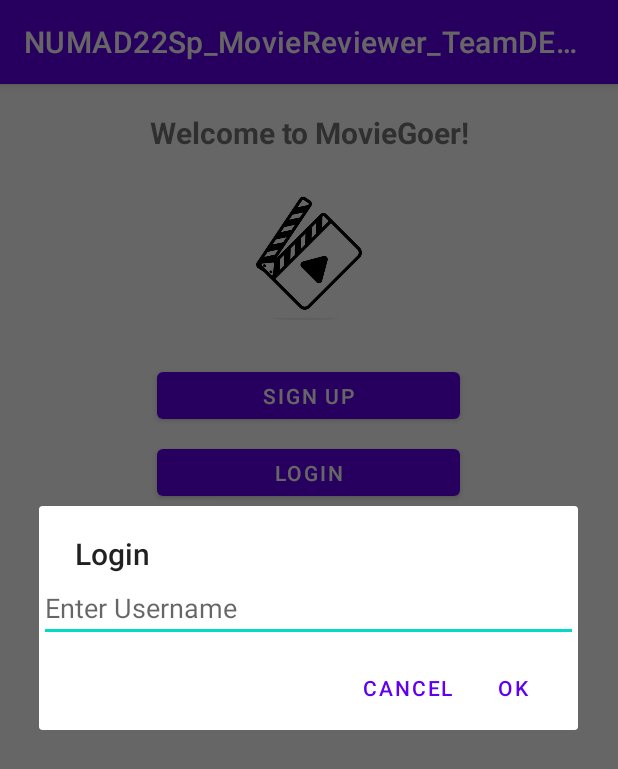
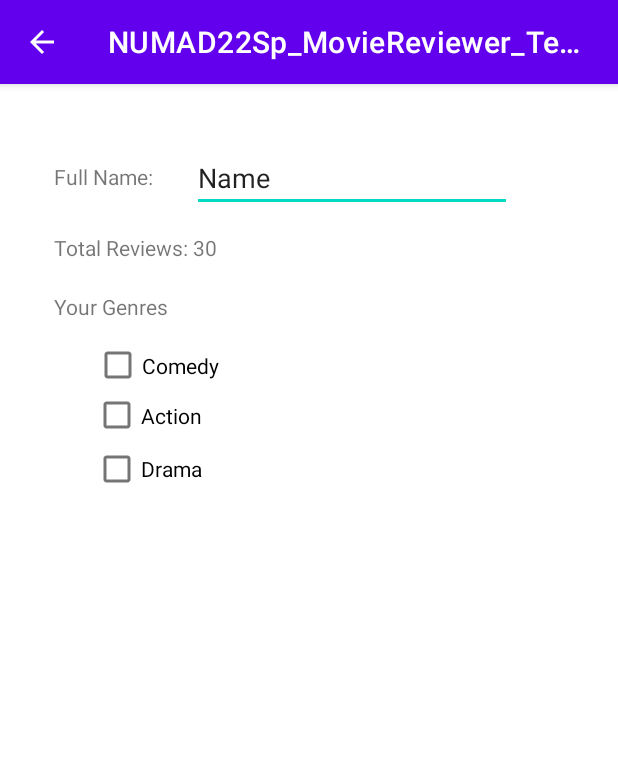
Before and after one commit to eshwaribhide/Movie-Reviewer-Android-App, an Android app: the screen it shows after launch (MainActivity before the commit, ProfilePageActivity after it), after a tap on "LOGIN", on a phone screen of 412 x 824 dp. Shown: the top 769 px of the screen. Run offline under Robolectric (Android 15) with nearby library versions, the phone set to English and light mode, and no system bars.

Commit message:
Basics for profile page

```diff
--- a/app/src/main/AndroidManifest.xml
+++ b/app/src/main/AndroidManifest.xml
@@ -9,7 +9,15 @@
         android:roundIcon="@mipmap/ic_launcher_round"
         android:supportsRtl="true"
         android:theme="@style/Theme.NUMAD22Sp_MovieReviewer_TeamDEDJ">
-        <activity android:name=".MainActivity"
+        <activity android:name=".ProfilePageActivity"
+            android:parentActivityName=".MainActivity">
+            <!-- The meta-data tag is required if you support API level 15 and lower -->
+            <meta-data
+                android:name="android.support.PARENT_ACTIVITY"
+                android:value=".MainActivity" />
+        </activity>
+        <activity
+            android:name=".MainActivity"
             android:exported="true">
             <intent-filter>
                 <action android:name="android.intent.action.MAIN" />
--- a/app/src/main/java/edu/neu/madcourse/numad22sp_moviereviewer_teamdedj/MainActivity.java
+++ b/app/src/main/java/edu/neu/madcourse/numad22sp_moviereviewer_teamdedj/MainActivity.java
@@ -23,31 +23,33 @@ public class MainActivity extends AppCompatActivity {
     }
 
     public void loginButtonOnClick(View view) {
+        Intent intent = new Intent(this, ProfilePageActivity.class);
+        startActivity(intent);
 
-        /////////////////This dialog is for login/////////////////
-        AlertDialog.Builder alertDialogBuilder = new AlertDialog.Builder(this);
-        alertDialogBuilder.setTitle("Login");
-
-        LinearLayout layout = new LinearLayout(this);
-        layout.setOrientation(LinearLayout.VERTICAL);
-
-        final EditText editUsername = new EditText(this);
-        editUsername.setHint("Enter Username");
-        layout.addView(editUsername);
-
-        editUsername.setTextColor(Color.parseColor("#9C27B0"));
-
-        alertDialogBuilder.setView(layout);
-        alertDialogBuilder.setPositiveButton("OK", (dialog, whichButton) -> {
-            // Would go to Feed screen
-        });
-
-        alertDialogBuilder.setNegativeButton("Cancel", (dialog, whichButton) -> {
-        });
-
-        AlertDialog alertDialog = alertDialogBuilder.create();
-
-        alertDialog.show();
+//        /////////////////This dialog is for login/////////////////
+//        AlertDialog.Builder alertDialogBuilder = new AlertDialog.Builder(this);
+//        alertDialogBuilder.setTitle("Login");
+//
+//        LinearLayout layout = new LinearLayout(this);
+//        layout.setOrientation(LinearLayout.VERTICAL);
+//
+//        final EditText editUsername = new EditText(this);
+//        editUsername.setHint("Enter Username");
+//        layout.addView(editUsername);
+//
+//        editUsername.setTextColor(Color.parseColor("#9C27B0"));
+//
+//        alertDialogBuilder.setView(layout);
+//        alertDialogBuilder.setPositiveButton("OK", (dialog, whichButton) -> {
+//            // Would go to Feed screen
+//        });
+//
+//        alertDialogBuilder.setNegativeButton("Cancel", (dialog, whichButton) -> {
+//        });
+//
+//        AlertDialog alertDialog = alertDialogBuilder.create();
+//
+//        alertDialog.show();
 
     }
 
@@ -94,6 +96,7 @@ public class MainActivity extends AppCompatActivity {
         alertDialogBuilder.setView(layout);
         alertDialogBuilder.setPositiveButton("OK", (dialog, whichButton) -> {
             // Would go to Feed screen
+            // If username is taken need to display an error
         });
 
         alertDialogBuilder.setNegativeButton("Cancel", (dialog, whichButton) -> {
--- /dev/null
+++ b/app/src/main/java/edu/neu/madcourse/numad22sp_moviereviewer_teamdedj/ProfilePageActivity.java
@@ -0,0 +1,17 @@
+package edu.neu.madcourse.numad22sp_moviereviewer_teamdedj;
+
+import androidx.appcompat.app.AppCompatActivity;
+
+import android.os.Bundle;
+
+public class ProfilePageActivity extends AppCompatActivity {
+
+    // in db storing username, full name, genres, total reviews, and badge status (start with bronze, just store the drawable name),
+    // which can
+    // be retrieved with the username key. so when signing up need to control duplicate users.
+    @Override
+    protected void onCreate(Bundle savedInstanceState) {
+        super.onCreate(savedInstanceState);
+        setContentView(R.layout.activity_profile_page);
+    }
+}
--- /dev/null
+++ b/app/src/main/res/layout/activity_profile_page.xml
@@ -0,0 +1,84 @@
+<?xml version="1.0" encoding="utf-8"?>
+<androidx.constraintlayout.widget.ConstraintLayout xmlns:android="http://schemas.android.com/apk/res/android"
+    xmlns:app="http://schemas.android.com/apk/res-auto"
+    xmlns:tools="http://schemas.android.com/tools"
+    android:layout_width="match_parent"
+    android:layout_height="match_parent"
+    tools:context=".ProfilePageActivity">
+
+    <TextView
+        android:id="@+id/fullName"
+        android:layout_width="wrap_content"
+        android:layout_height="wrap_content"
+        android:layout_marginStart="36dp"
+        android:layout_marginTop="52dp"
+        android:text="Full Name:"
+        app:layout_constraintStart_toStartOf="parent"
+        app:layout_constraintTop_toTopOf="parent" />
+
+    <EditText
+        android:id="@+id/editTextTextPersonName"
+        android:layout_width="wrap_content"
+        android:layout_height="wrap_content"
+        android:layout_marginStart="128dp"
+        android:layout_marginTop="40dp"
+        android:ems="10"
+        android:inputType="textPersonName"
+        android:text="Name"
+        app:layout_constraintStart_toStartOf="parent"
+        app:layout_constraintTop_toTopOf="parent" />
+
+    <TextView
+        android:id="@+id/totalReviews"
+        android:layout_width="wrap_content"
+        android:layout_height="wrap_content"
+        android:layout_marginStart="36dp"
+        android:layout_marginTop="28dp"
+        android:text="Total Reviews: 30"
+        app:layout_constraintStart_toStartOf="parent"
+        app:layout_constraintTop_toBottomOf="@+id/fullName" />
+
+    <TextView
+        android:id="@+id/genres"
+        android:layout_width="wrap_content"
+        android:layout_height="wrap_content"
+        android:layout_marginStart="36dp"
+        android:layout_marginTop="20dp"
+        android:text="Your Genres"
+        app:layout_constraintStart_toStartOf="parent"
+        app:layout_constraintTop_toBottomOf="@+id/totalReviews" />
+
+    <CheckBox
+        android:id="@+id/comedy"
+        android:layout_width="124dp"
+        android:layout_height="35dp"
+        android:layout_marginTop="12dp"
+        android:text="Comedy"
+        app:layout_constraintEnd_toEndOf="parent"
+        app:layout_constraintHorizontal_bias="0.217"
+        app:layout_constraintStart_toStartOf="parent"
+        app:layout_constraintTop_toBottomOf="@+id/genres" />
+
+    <CheckBox
+        android:id="@+id/punCheckBoxction"
+        android:layout_width="126dp"
+        android:layout_height="38dp"
+        android:layout_marginTop="44dp"
+        android:text="Action"
+        app:layout_constraintEnd_toEndOf="parent"
+        app:layout_constraintHorizontal_bias="0.217"
+        app:layout_constraintStart_toStartOf="parent"
+        app:layout_constraintTop_toBottomOf="@+id/genres" />
+
+    <CheckBox
+        android:id="@+id/drama"
+        android:layout_width="128dp"
+        android:layout_height="37dp"
+        android:layout_marginTop="80dp"
+        android:text="Drama"
+        app:layout_constraintEnd_toEndOf="parent"
+        app:layout_constraintHorizontal_bias="0.219"
+        app:layout_constraintStart_toStartOf="parent"
+        app:layout_constraintTop_toBottomOf="@+id/genres" />
+
+</androidx.constraintlayout.widget.ConstraintLayout>
```
Also changed, not shown: app/src/main/res/drawable-v24/bronze_medal.png (added), app/src/main/res/drawable-v24/gold_medal.png (added), app/src/main/res/drawable-v24/silver_medal.png (added).
